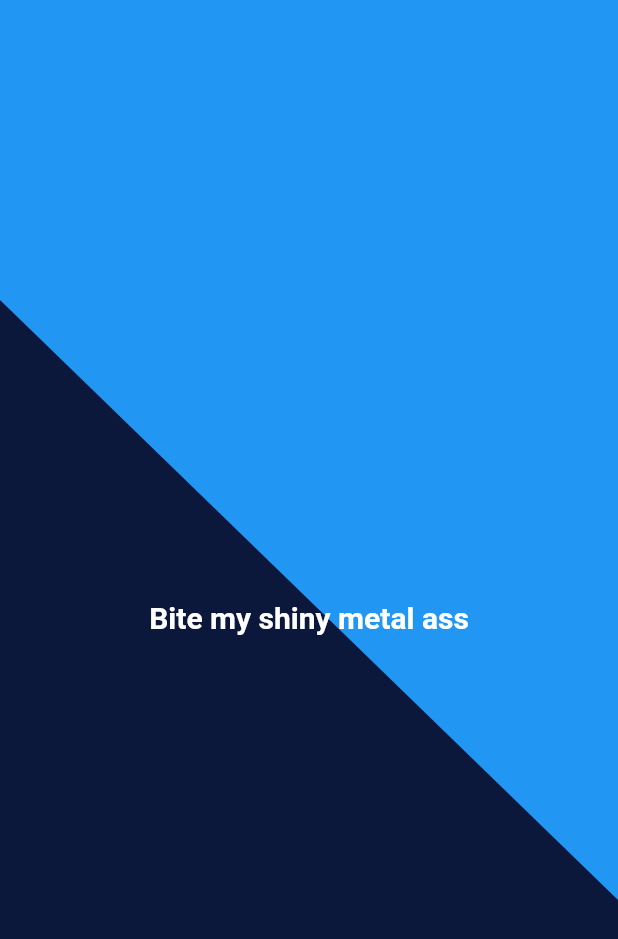
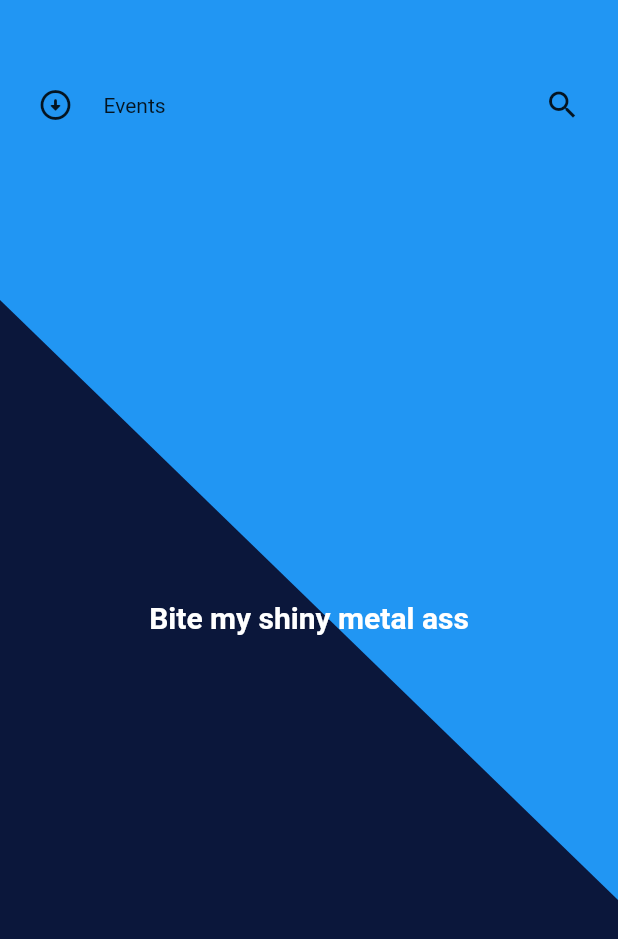
Before and after one commit to DoomHopes/events_page, a Flutter app: the screen it shows after launch, on a phone screen of 412 x 824 dp. Shown: the top 939 px of the screen. Run offline on Flutter 3.47's test engine with Material 2 defaults, Android fonts, the phone set to English and light mode, and no system bars.

Commit message:
add search panel

```diff
--- a/lib/pages/home_page.dart
+++ b/lib/pages/home_page.dart
@@ -1,3 +1,4 @@
+import 'package:events_page/widgets/seatch_panel.dart';
 import 'package:flutter/material.dart';
 
 class HomePage extends StatelessWidget {
@@ -7,7 +8,10 @@ class HomePage extends StatelessWidget {
   Widget build(BuildContext context) {
     return Scaffold(
       backgroundColor: Colors.blue,
-      body: Stack(
+      body: SizedBox(
+        height: double.infinity,
+        width: double.infinity,
+        child: Stack(
           children: <Widget>[
             ClipPath(
               clipper: MyCustomClipper(),
@@ -15,6 +19,15 @@ class HomePage extends StatelessWidget {
                 width: double.infinity,
                 height: double.infinity,
                 color: const Color(0xFF0B173B),
+              ),
+            ),
+            const Positioned(
+              top: 45,
+              left: 5,
+              right: 5,
+              child: SearchPanel(
+                icon: Icons.arrow_circle_down_rounded,
+                text: 'Events',
               ),
             ),
             const Center(
@@ -28,6 +41,7 @@ class HomePage extends StatelessWidget {
               ),
             ),
           ],
+        ),
       ),
     );
   }
--- /dev/null
+++ b/lib/widgets/seatch_panel.dart
@@ -0,0 +1,38 @@
+import 'package:flutter/material.dart';
+
+class SearchPanel extends StatelessWidget {
+  final IconData icon;
+  final String text;
+
+  const SearchPanel({Key? key, required this.icon, required this.text})
+      : super(key: key);
+
+  @override
+  Widget build(BuildContext context) {
+    return Container(
+      width: double.infinity,
+      height: 50,
+      color: Colors.transparent,
+      child: Row(
+        mainAxisAlignment: MainAxisAlignment.spaceBetween,
+        children: <Widget>[
+          Padding(
+            padding: const EdgeInsets.symmetric(horizontal: 20),
+            child: Icon(icon),
+          ),
+          Expanded(
+            child: Text(
+              text,
+              maxLines: 1,
+              overflow: TextOverflow.ellipsis,
+            ),
+          ),
+          const Padding(
+            padding: EdgeInsets.symmetric(horizontal: 20),
+            child: Icon(Icons.search),
+          ),
+        ],
+      ),
+    );
+  }
+}
```
Lines whose indentation alone changed are shown as unchanged.
